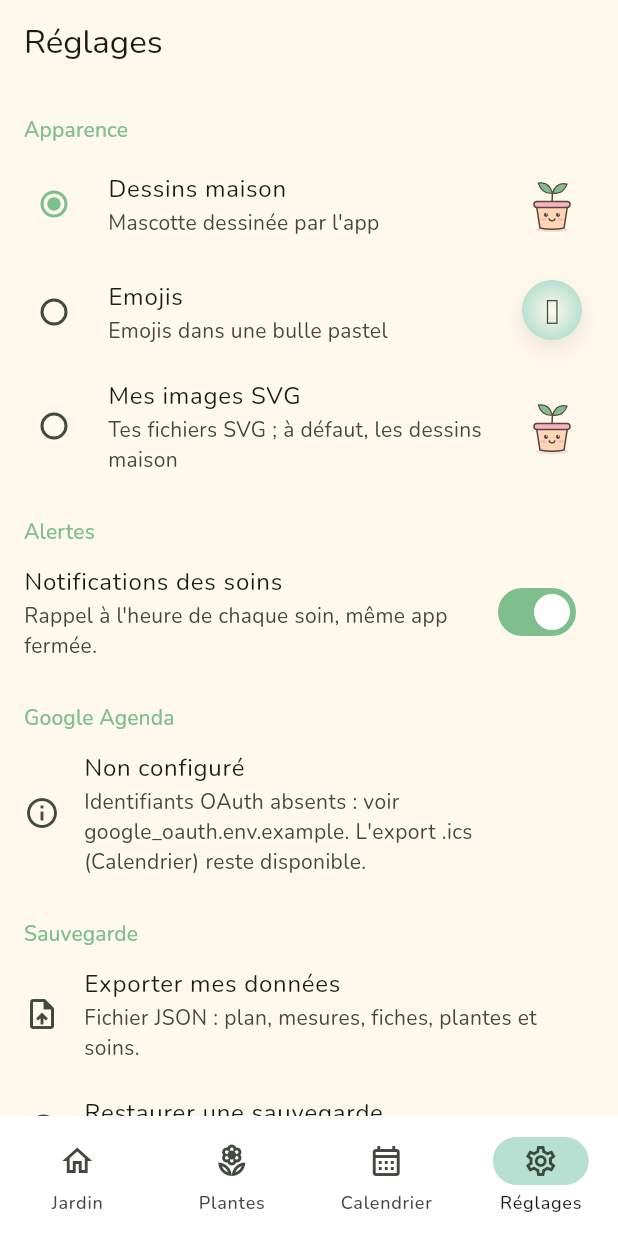
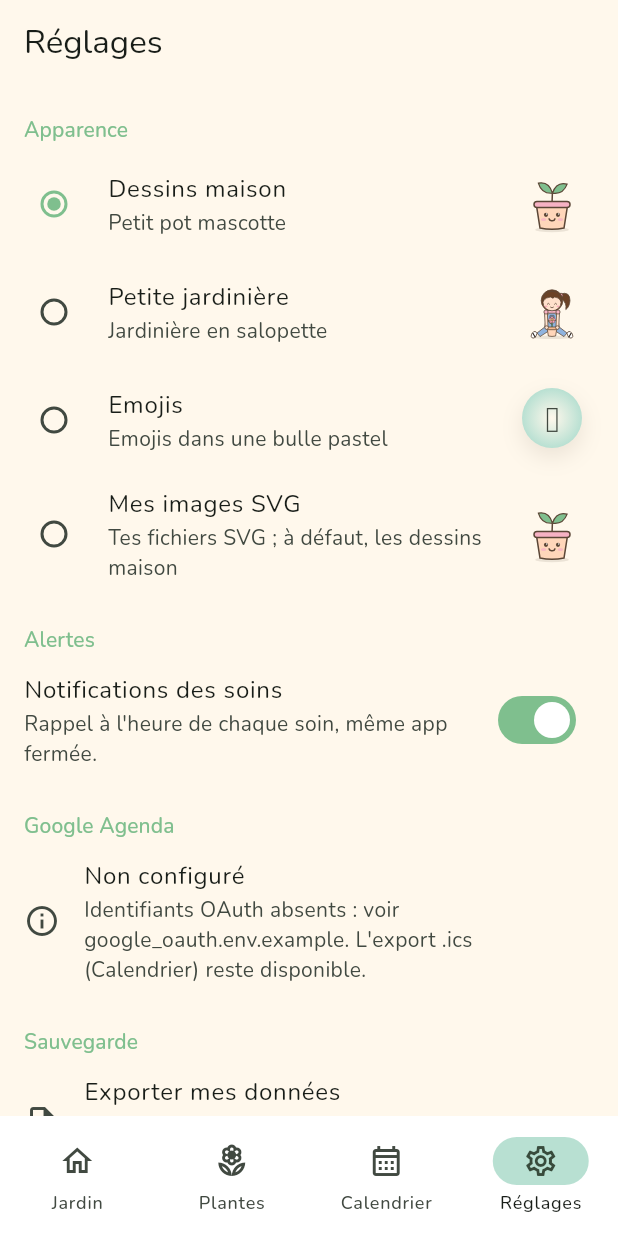
Before and after one commit to binckje/GardenParty, a Flutter app: the screen it shows after launch, item 4 of the bottom bar chosen, on a phone screen of 412 x 824 dp. Run offline on Flutter 3.47's test engine with Material 3 defaults, Android fonts, the phone set to English and light mode, and no system bars; our stand-ins replace camera, drift, drift_flutter, file_picker, flutter_local_notifications, flutter_riverpod and 8 more; missing offline and left inert: file_saver, googleapis, light; accounts and stored records are empty; generated files the repository leaves out were written again; statements that could not run were skipped.

Commit message:
Add little gardener illustration style
Girl in overalls with five SVG poses (plants, garden plan, care,
not found, searching) and an animated turning page while searching.
The search spinners now show the searching illustration.

Co-Authored-By: Claude Opus 5.5 <noreply@anthropic.com>
Claude-Session: https://claude.ai/code/session_01A2qXtiqfehiUkQxpqEbvZJ

```diff
--- a/lib/features/illustrations/illustration_settings.dart
+++ b/lib/features/illustrations/illustration_settings.dart
@@ -5,7 +5,8 @@ import '../calendar/care_service.dart' show prefsProvider;
 
 /// Rendu des illustrations, choisi dans les réglages.
 enum IllustrationStyle {
-  drawn('Dessins maison', 'Mascotte dessinée par l\'app'),
+  drawn('Dessins maison', 'Petit pot mascotte'),
+  girl('Petite jardinière', 'Jardinière en salopette'),
   emoji('Emojis', 'Emojis dans une bulle pastel'),
   custom('Mes images SVG', 'Tes fichiers SVG ; à défaut, les dessins maison');
 
@@ -18,16 +19,21 @@ enum MascotMood { happy, sleepy, curious, proud }
 
 /// Endroits de l'app qui affichent une illustration.
 enum IllustrationScene {
-  emptyPlants('Aucune plante', '🪴', MascotMood.happy),
-  emptyGarden('Plan vide', '🌱', MascotMood.curious),
-  noCare('Pas de soin (aucune plante)', '💧', MascotMood.sleepy),
-  allDone('Tous les soins faits', '🌸', MascotMood.proud),
-  notFound('Recherche sans résultat', '🔍', MascotMood.curious);
+  emptyPlants('Aucune plante', '🪴', MascotMood.happy, 'girl_plants'),
+  emptyGarden('Plan vide', '🌱', MascotMood.curious, 'girl_garden'),
+  noCare('Pas de soin (aucune plante)', '💧', MascotMood.sleepy, 'girl_care'),
+  allDone('Tous les soins faits', '🌸', MascotMood.proud, 'girl_care'),
+  searching('Recherche en cours', '📖', MascotMood.curious, 'girl_searching'),
+  notFound('Recherche sans résultat', '🔍', MascotMood.curious, 'girl_not_found');
 
-  const IllustrationScene(this.label, this.emoji, this.mood);
+  const IllustrationScene(this.label, this.emoji, this.mood, this._girl);
 
   final String label, emoji;
   final MascotMood mood;
+  final String _girl;
+
+  /// Dessin de la petite jardinière (`assets/illustrations/`).
+  String get girlAsset => 'assets/illustrations/$_girl.svg';
 }
 
 class IllustrationSettings {
--- a/lib/features/illustrations/kawaii_illustration.dart
+++ b/lib/features/illustrations/kawaii_illustration.dart
@@ -1,3 +1,5 @@
+import 'dart:math';
+
 import 'package:flutter/material.dart';
 import 'package:flutter_riverpod/flutter_riverpod.dart';
 import 'package:flutter_svg/flutter_svg.dart';
@@ -20,8 +22,9 @@ class KawaiiIllustration extends ConsumerStatefulWidget {
   ConsumerState<KawaiiIllustration> createState() => _KawaiiIllustrationState();
 }
 
-class _KawaiiIllustrationState extends ConsumerState<KawaiiIllustration> with SingleTickerProviderStateMixin {
+class _KawaiiIllustrationState extends ConsumerState<KawaiiIllustration> with TickerProviderStateMixin {
   late final _bounce = AnimationController(vsync: this, duration: const Duration(milliseconds: 1600));
+  AnimationController? _pages;
 
   @override
   void didChangeDependencies() {
@@ -35,6 +38,7 @@ class _KawaiiIllustrationState extends ConsumerState<KawaiiIllustration> with Si
   @override
   void dispose() {
     _bounce.dispose();
+    _pages?.dispose();
     super.dispose();
   }
 
@@ -53,6 +57,7 @@ class _KawaiiIllustrationState extends ConsumerState<KawaiiIllustration> with Si
           errorBuilder: (_, __, ___) => _drawn(size),
         ),
       IllustrationStyle.emoji => _emoji(size),
+      IllustrationStyle.girl => _girl(size),
       _ => _drawn(size),
     };
     return Semantics(label: widget.scene.label, image: true, child: SizedBox.square(dimension: size, child: child));
@@ -65,6 +70,20 @@ class _KawaiiIllustrationState extends ConsumerState<KawaiiIllustration> with Si
           painter: MascotPainter(widget.scene.mood, bounce: Curves.easeInOut.transform(_bounce.value)),
         ),
       );
+
+  Widget _girl(double size) {
+    final picture = SvgPicture.asset(widget.scene.girlAsset, width: size, height: size);
+    if (widget.scene != IllustrationScene.searching) return picture;
+    // Pages du livre qui tournent tant que la recherche dure.
+    final pages = _pages ??= AnimationController(vsync: this, duration: const Duration(milliseconds: 1400))..repeat();
+    return Stack(children: [
+      picture,
+      AnimatedBuilder(
+        animation: pages,
+        builder: (_, __) => CustomPaint(size: Size.square(size), painter: _PagePainter(pages.value)),
+      ),
+    ]);
+  }
 
   Widget _emoji(double size) => AnimatedBuilder(
         animation: _bounce,
@@ -82,6 +101,43 @@ class _KawaiiIllustrationState extends ConsumerState<KawaiiIllustration> with Si
           child: Text(widget.scene.emoji, style: TextStyle(fontSize: size * 0.45)),
         ),
       );
+}
+
+/// Page du livre de `girl_searching.svg` qui tourne autour de la reliure (repère 200 × 200 du SVG).
+class _PagePainter extends CustomPainter {
+  const _PagePainter(this.t);
+
+  /// 0..1 : la page tourne pendant les 60 premiers %, puis repos.
+  final double t;
+
+  static final _page = Path()
+    ..moveTo(130, 108)
+    ..quadraticBezierTo(114, 106, 100, 112)
+    ..lineTo(100, 140)
+    ..quadraticBezierTo(114, 134, 130, 136)
+    ..close();
+
+  @override
+  void paint(Canvas canvas, Size size) {
+    if (t >= 0.6) return;
+    final turn = cos(pi * Curves.easeInOut.transform(t / 0.6));
+    canvas.scale(size.width / 200, size.height / 200);
+    canvas.translate(100, 0);
+    canvas.scale(turn, 1);
+    canvas.translate(-100, -2 * (1 - turn.abs()));
+    canvas.drawPath(_page, Paint()..color = const Color(0xFFFFFDF6));
+    canvas.drawPath(
+      _page,
+      Paint()
+        ..style = PaintingStyle.stroke
+        ..strokeWidth = 2.5
+        ..strokeJoin = StrokeJoin.round
+        ..color = KawaiiColors.cocoa,
+    );
+  }
+
+  @override
+  bool shouldRepaint(_PagePainter old) => old.t != t;
 }
 
 /// Illustration + message, pour les écrans vides.
@@ -107,3 +163,20 @@ class EmptyState extends StatelessWidget {
         ),
       );
 }
+
+/// Attente d'une recherche : illustration « recherche en cours » + barre de progression.
+class SearchingIndicator extends StatelessWidget {
+  const SearchingIndicator({super.key});
+
+  @override
+  Widget build(BuildContext context) => const Card(
+        child: Padding(
+          padding: EdgeInsets.all(16),
+          child: Column(mainAxisSize: MainAxisSize.min, children: [
+            KawaiiIllustration(IllustrationScene.searching, size: 120),
+            SizedBox(height: 8),
+            SizedBox(width: 120, child: LinearProgressIndicator()),
+          ]),
+        ),
+      );
+}
--- a/lib/features/plants/online_search.dart
+++ b/lib/features/plants/online_search.dart
@@ -24,7 +24,7 @@ VoidCallback _showSpinner(BuildContext context) {
     context: context,
     useRootNavigator: true,
     barrierDismissible: false,
-    builder: (_) => const Center(child: CircularProgressIndicator()),
+    builder: (_) => const Center(child: SearchingIndicator()),
   );
   return root.pop;
 }
@@ -90,7 +90,7 @@ class _OnlineResultsState extends ConsumerState<OnlineResults> {
       future: _results,
       builder: (context, snap) {
         if (snap.connectionState != ConnectionState.done) {
-          return const Padding(padding: EdgeInsets.all(16), child: Center(child: CircularProgressIndicator()));
+          return const Padding(padding: EdgeInsets.all(16), child: Center(child: SearchingIndicator()));
         }
         if (snap.hasError) {
           final e = snap.error;
--- a/pubspec.yaml
+++ b/pubspec.yaml
@@ -47,3 +47,4 @@ flutter:
   uses-material-design: true
   assets:
     - assets/plants_fr.json
+    - assets/illustrations/
```
Also changed, not shown: assets/illustrations/girl_care.svg (added), assets/illustrations/girl_garden.svg (added), assets/illustrations/girl_not_found.svg (added), assets/illustrations/girl_plants.svg (added), assets/illustrations/girl_searching.svg (added), 3 other files.
